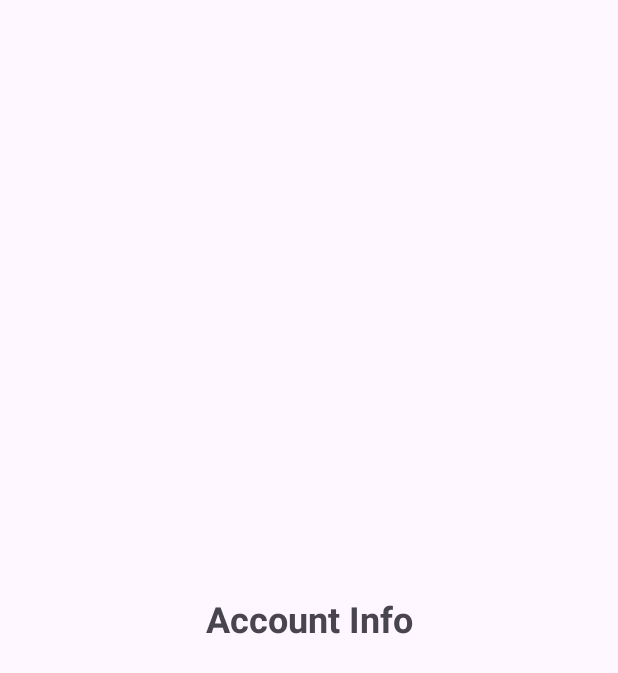
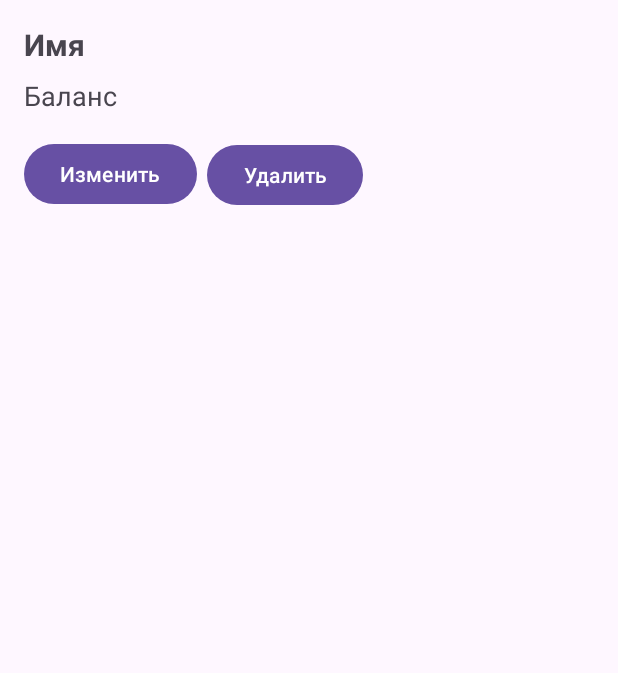
Before and after one commit to Alihan1652/MyBank, an Android app: the AccountDetailsActivity screen opened directly, with no data from a screen before it, on a phone screen of 412 x 824 dp. Shown: the top 673 px of the screen. Run offline under Robolectric (Android 15) with nearby library versions, the phone set to English and light mode, and no system bars; our stand-ins replace Dagger/Hilt's generated code.

Commit message:
add detail screen

```diff
--- a/app/src/main/java/com/example/AccountDetailsActivity.kt
+++ b/app/src/main/java/com/example/AccountDetailsActivity.kt
@@ -1,21 +1,83 @@
 package com.example
 
 import android.os.Bundle
-import androidx.activity.enableEdgeToEdge
+import android.widget.Toast
+import androidx.activity.viewModels
+import androidx.appcompat.app.AlertDialog
 import androidx.appcompat.app.AppCompatActivity
-import androidx.core.view.ViewCompat
-import androidx.core.view.WindowInsetsCompat
-import com.example.mybank.R
+import com.example.mybank.AccountDetailsViewModel
+import com.example.mybank.databinding.ActivityAccountDetailsBinding
+import com.example.mybank.databinding.DialogAddBinding
+import dagger.hilt.android.AndroidEntryPoint
 
+@AndroidEntryPoint
 class AccountDetailsActivity : AppCompatActivity() {
+
+    private lateinit var binding: ActivityAccountDetailsBinding
+    private val viewModel: AccountDetailsViewModel by viewModels()
+    private var accountId: String = ""
+
     override fun onCreate(savedInstanceState: Bundle?) {
         super.onCreate(savedInstanceState)
-        enableEdgeToEdge()
-        setContentView(R.layout.activity_account_details)
-        ViewCompat.setOnApplyWindowInsetsListener(findViewById(R.id.main)) { v, insets ->
-            val systemBars = insets.getInsets(WindowInsetsCompat.Type.systemBars())
-            v.setPadding(systemBars.left, systemBars.top, systemBars.right, systemBars.bottom)
-            insets
+        binding = ActivityAccountDetailsBinding.inflate(layoutInflater)
+        setContentView(binding.root)
+
+        accountId = intent.getStringExtra("account_id") ?: ""
+
+        observeViewModel()
+        viewModel.loadAccount(accountId)
+
+        binding.btnEdit.setOnClickListener { showEditDialog() }
+        binding.btnDelete.setOnClickListener { showDeleteDialog() }
+    }
+
+    private fun observeViewModel() {
+        viewModel.account.observe(this) { account ->
+            binding.tvName.text = account.name
+            binding.tvBalance.text = "${account.balance} ${account.currency}"
+        }
+
+        viewModel.error.observe(this) { msg ->
+            Toast.makeText(this, msg ?: "Ошибка", Toast.LENGTH_SHORT).show()
         }
     }
+
+    private fun showEditDialog() {
+        val dialogBinding = DialogAddBinding.inflate(layoutInflater)
+        viewModel.account.value?.let { account ->
+            dialogBinding.etName.setText(account.name)
+            dialogBinding.etBalance.setText(account.balance.toString())
+            dialogBinding.etCurrency.setText(account.currency)
+
+            AlertDialog.Builder(this)
+                .setTitle("Изменение счёта")
+                .setView(dialogBinding.root)
+                .setPositiveButton("Изменить") { _, _ ->
+                    val updated = account.copy(
+                        name = dialogBinding.etName.text.toString(),
+                        balance = dialogBinding.etBalance.text.toString().toInt(),
+                        currency = dialogBinding.etCurrency.text.toString()
+                    )
+
+                    viewModel.updateAccount(updated)
+                    Toast.makeText(this, "Счёт обновлён", Toast.LENGTH_SHORT).show()
+                }
+                .setNegativeButton("Отмена", null)
+                .show()
+        }
+    }
+
+    private fun showDeleteDialog() {
+        AlertDialog.Builder(this)
+            .setTitle("Удаление счёта")
+            .setMessage("Вы уверены, что хотите удалить этот счёт?")
+            .setPositiveButton("Удалить") { _, _ ->
+                viewModel.deleteAccount(accountId) {
+                    Toast.makeText(this, "Счёт удалён", Toast.LENGTH_SHORT).show()
+                    finish()
+                }
+            }
+            .setNegativeButton("Отмена", null)
+            .show()
+    }
 }
--- /dev/null
+++ b/app/src/main/java/com/example/mybank/AccountDetailsViewModel.kt
@@ -0,0 +1,80 @@
+package com.example.mybank
+
+import androidx.lifecycle.LiveData
+import androidx.lifecycle.MutableLiveData
+import androidx.lifecycle.ViewModel
+import com.example.mybank.data.model.Account
+import com.example.mybank.data.network.AccountDetailsApi
+import dagger.hilt.android.lifecycle.HiltViewModel
+import retrofit2.Call
+import retrofit2.Callback
+import retrofit2.Response
+import javax.inject.Inject
+
+@HiltViewModel
+class AccountDetailsViewModel @Inject constructor(
+    private val api: AccountDetailsApi
+) : ViewModel() {
+
+    private val _account = MutableLiveData<Account>()
+    val account: LiveData<Account> get() = _account
+
+    private val _error = MutableLiveData<String>()
+    val error: LiveData<String> get() = _error
+
+    fun loadAccount(id: String) {
+        api.getAccountById(id).enqueue(object : retrofit2.Callback<Account> {
+            override fun onResponse(
+                call: Call<Account?>,
+                response: retrofit2.Response<Account?>
+            ) {
+                if (response.isSuccessful) {
+                    _account.postValue(response.body())
+                } else {
+                    _error.postValue("Ошибка при загрузке данных")
+                }
+            }
+
+            override fun onFailure(call: Call<Account>, t: Throwable) {
+                _error.postValue(t.localizedMessage)
+            }
+        })
+    }
+
+    fun updateAccount(account: Account) {
+        account.id?.let { id ->
+            api.updateAccount(id, account).enqueue(object : Callback<Account> {
+                override fun onResponse(call: Call<Account>, response: Response<Account>) {
+                    if (response.isSuccessful) {
+                        _account.postValue(response.body())
+                    } else {
+                        _error.postValue("Ошибка при обновлении")
+                    }
+                }
+
+                override fun onFailure(call: Call<Account>, t: Throwable) {
+                    _error.postValue(t.localizedMessage)
+                }
+            })
+        }
+    }
+
+    fun deleteAccount(id: String, onSuccess: () -> Unit){
+        api.deleteAccount(id).enqueue(object : Callback<Unit> {
+            override fun onResponse(
+                call: Call<Unit?>,
+                response: Response<Unit?>
+            ) {
+                if (response.isSuccessful) {
+                    onSuccess()
+                } else {
+                    _error.value = "Ошибка удаления: ${response.code()}"
+                }
+            }
+
+            override fun onFailure(call: Call<Unit?>, t: Throwable) {
+                _error.value = "Ошибка сети: ${t.message}"
+            }
+        })
+}
+}
--- /dev/null
+++ b/app/src/main/java/com/example/mybank/data/network/AccountDetailsApi.kt
@@ -0,0 +1,24 @@
+package com.example.mybank.data.network
+
+import com.example.mybank.data.model.Account
+import retrofit2.Call
+import retrofit2.Response
+import retrofit2.http.Body
+import retrofit2.http.DELETE
+import retrofit2.http.GET
+import retrofit2.http.PUT
+import retrofit2.http.Path
+
+interface AccountDetailsApi {
+    @GET("accounts/{id}")
+    fun getAccountById(@Path("id") id: String): Call<Account>
+
+    @PUT("accounts/{id}")
+    fun updateAccount(
+        @Path("id") id: String,
+        @Body account: Account
+    ): Call<Account>
+
+    @DELETE("accounts/{id}")
+    fun deleteAccount(@Path("id") id: String): Call<Unit>
+}
--- a/app/src/main/java/com/example/mybank/di/NetworkModule.kt
+++ b/app/src/main/java/com/example/mybank/di/NetworkModule.kt
@@ -1,5 +1,6 @@
 package com.example.mybank.di
 
+import com.example.mybank.data.network.AccountDetailsApi
 import com.example.mybank.data.network.AccountsApi
 import dagger.Module
 import dagger.Provides
@@ -35,4 +36,8 @@ object NetworkModule {
 
     @Provides
     fun provideAccountsApi(retrofit: Retrofit): AccountsApi = retrofit.create(AccountsApi::class.java)
+
+    @Provides
+    fun provideAccountDetailsApi(retrofit: Retrofit): AccountDetailsApi =
+        retrofit.create(AccountDetailsApi::class.java)
 }
--- a/app/src/main/res/layout/activity_account_details.xml
+++ b/app/src/main/res/layout/activity_account_details.xml
@@ -1,20 +1,38 @@
 <?xml version="1.0" encoding="utf-8"?>
-<androidx.constraintlayout.widget.ConstraintLayout xmlns:android="http://schemas.android.com/apk/res/android"
-    xmlns:app="http://schemas.android.com/apk/res-auto"
-    xmlns:tools="http://schemas.android.com/tools"
-    android:id="@+id/main"
+<LinearLayout xmlns:android="http://schemas.android.com/apk/res/android"
+    android:orientation="vertical"
+    android:padding="16dp"
     android:layout_width="match_parent"
-    android:layout_height="match_parent"
-    tools:context="com.example.AccountDetailsActivity">
+    android:layout_height="match_parent">
 
     <TextView
+        android:id="@+id/tvName"
+        android:textSize="20sp"
+        android:textStyle="bold"
         android:layout_width="wrap_content"
         android:layout_height="wrap_content"
-        android:text="Account Info"
-        app:layout_constraintStart_toStartOf="parent"
-        app:layout_constraintTop_toTopOf="parent"
-        app:layout_constraintBottom_toBottomOf="parent"
-        app:layout_constraintEnd_toEndOf="parent"
-        android:textSize="24sp"
-        android:textStyle="bold"/>
-</androidx.constraintlayout.widget.ConstraintLayout>
+        android:text="Имя"/>
+
+    <TextView
+        android:id="@+id/tvBalance"
+        android:textSize="18sp"
+        android:layout_marginTop="8dp"
+        android:layout_width="wrap_content"
+        android:layout_height="wrap_content"
+        android:text="Баланс"/>
+
+    <Button
+        android:id="@+id/btnEdit"
+        android:text="Изменить"
+        android:layout_marginTop="16dp"
+        android:layout_width="wrap_content"
+        android:layout_height="wrap_content"/>
+
+    <Button
+        android:layout_marginLeft="122dp"
+        android:id="@+id/btnDelete"
+        android:text="Удалить"
+        android:layout_marginTop="-47dp"
+        android:layout_width="wrap_content"
+        android:layout_height="wrap_content"/>
+</LinearLayout>
```
Also changed, not shown: app/src/main/java/com/example/mybank/ui/MainActivity.kt (+17 -63 lines), app/src/main/java/com/example/mybank/ui/viewModel/adapter/AcoountsAdapter.kt (deleted, +0 -61 lines), app/src/main/java/com/example/mybank/ui/viewModel/adapter/AcсountsAdapter.kt (added, +41 -0 lines), app/src/main/res/layout/item_account.xml (+1 -16 lines).
